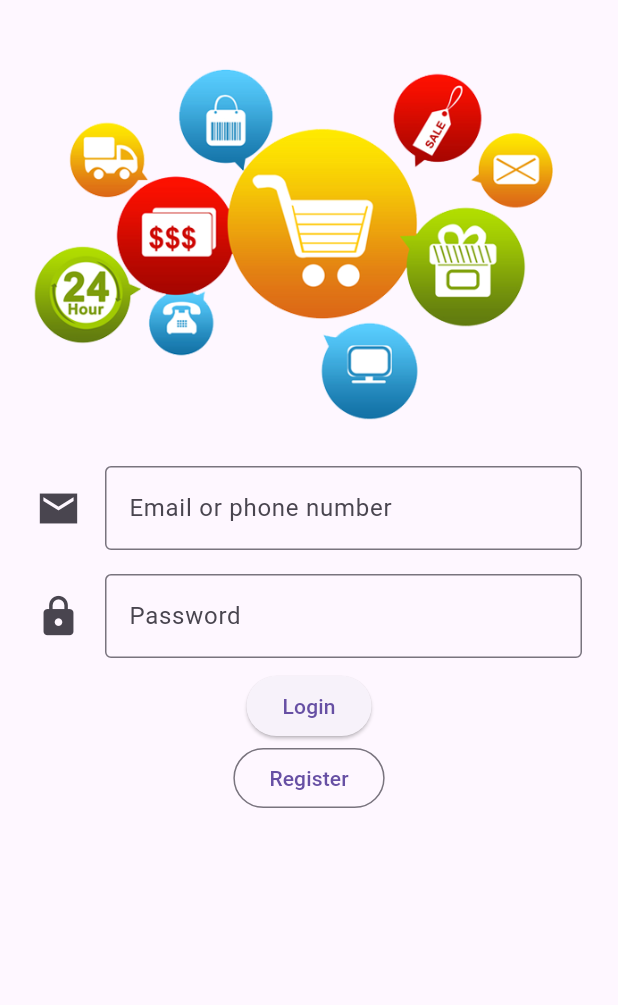
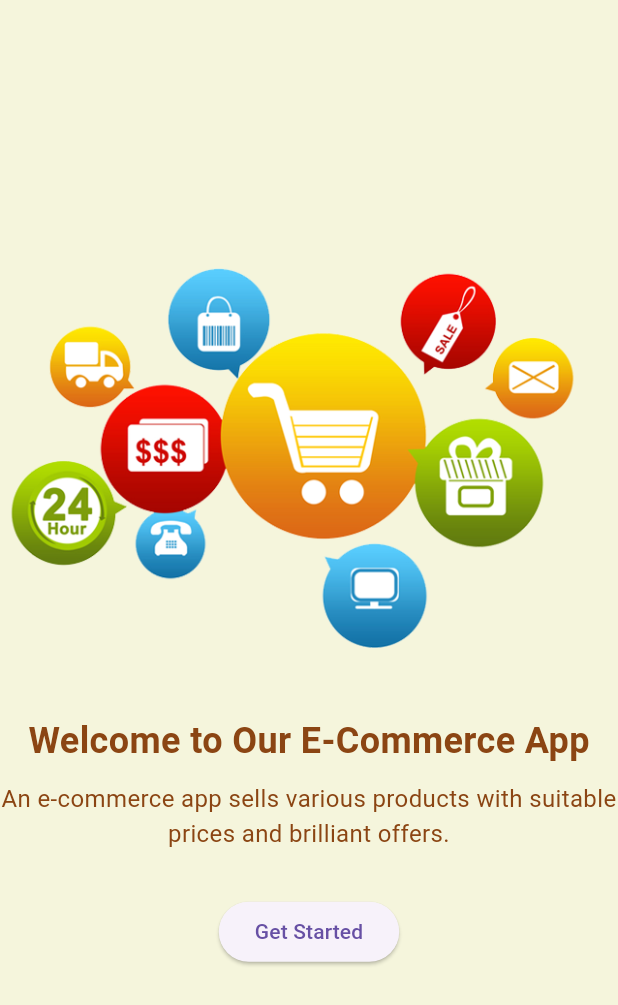
Before and after one commit to ShamsMoAhmed/Grad_Project_ITI, a Flutter app: the screen it shows after launch, on a phone screen of 412 x 824 dp. Shown: the top 1005 px of the screen. Run offline on Flutter 3.47's test engine with Material 3 defaults, Android fonts, the phone set to English and light mode, and no system bars; our stand-ins replace firebase_auth, firebase_core; missing offline and left inert: firebase_auth_web, firebase_core_web; accounts and stored records are empty.

Commit message:
Description of changes

```diff
--- /dev/null
+++ b/lib/Theme.dart
@@ -0,0 +1,23 @@
+import 'package:flutter/material.dart';
+
+final Color beige = Color(0xFFF5F5DC);
+final Color brown = Color(0xFF8B4513);
+
+final ThemeData theme = ThemeData(
+  primarySwatch: Colors.brown,
+  hintColor: beige,
+  scaffoldBackgroundColor: beige,
+  textTheme: TextTheme(
+    bodyLarge: TextStyle(color: brown), // Replaces bodyText1
+    bodyMedium: TextStyle(color: brown), // Replaces bodyText2
+  ),
+  appBarTheme: AppBarTheme(
+    color: beige,
+    iconTheme: IconThemeData(color: brown),
+    titleTextStyle: TextStyle(
+      color: brown,
+      fontSize: 20,
+      fontWeight: FontWeight.bold,
+    ), // Replaces headline6 with titleTextStyle
+  ),
+);
--- /dev/null
+++ b/lib/WelcomePage.dart
@@ -0,0 +1,39 @@
+import 'package:flutter/material.dart';
+import 'theme.dart';
+
+
+class WelcomePage extends StatelessWidget {
+  @override
+  Widget build(BuildContext context) {
+    return Scaffold(
+      body: Center(
+        child: Column(
+          mainAxisAlignment: MainAxisAlignment.center,
+          children: [
+        Image.asset(
+              "assets/images/login_logo.png",
+            ),
+            SizedBox(height: 20),
+            Text(
+              'Welcome to Our E-Commerce App',
+              style: TextStyle(fontSize: 24, fontWeight: FontWeight.bold, color: brown),
+            ),
+            SizedBox(height: 10),
+            Text(
+              'An e-commerce app sells various products with suitable prices and brilliant offers.',
+              textAlign: TextAlign.center,
+              style: TextStyle(fontSize: 16, color: brown),
+            ),
+            SizedBox(height: 30),
+            ElevatedButton(
+              onPressed: () {
+                Navigator.pushReplacementNamed(context, '/login');
+              },
+              child: Text('Get Started'),
+            ),
+          ],
+        ),
+      ),
+    );
+  }
+}
--- a/lib/main.dart
+++ b/lib/main.dart
@@ -1,34 +1,56 @@
 // ignore_for_file: prefer_const_constructors
 
+import 'package:flutter/material.dart';
+import 'package:firebase_auth/firebase_auth.dart';
+import 'package:firebase_core/firebase_core.dart';
+import 'package:graduation_project/favorite_provider.dart';
+import 'package:graduation_project/registration_screen.dart';
+import 'package:provider/provider.dart';
+import 'package:graduation_project/WelcomePage.dart';
 import 'package:graduation_project/models/cart_provider.dart';
 import 'package:graduation_project/product_screen.dart';
-import 'package:firebase_auth/firebase_auth.dart';
-import 'package:firebase_core/firebase_core.dart';
-import 'package:flutter/material.dart';
-import 'package:provider/provider.dart';
-import 'login_screen.dart';
+import 'package:graduation_project/theme.dart';
+import 'package:graduation_project/login_screen.dart';
 
 void main() async {
   WidgetsFlutterBinding.ensureInitialized();
   await Firebase.initializeApp();
-  runApp(
-    MultiProvider(
+  runApp(MyApp());
+}
+
+class MyApp extends StatelessWidget {
+  @override
+  Widget build(BuildContext context) {
+    return MultiProvider(
       providers: [
         ChangeNotifierProvider.value(
           value: CartProvider(),
+
         ),
+         ChangeNotifierProvider(create: (_) => FavoriteProvider()),
+
       ],
       child: MaterialApp(
+        title: 'E-Commerce App',
+        theme: theme,
         home: StreamBuilder(
           stream: FirebaseAuth.instance.userChanges(),
-            builder: ((context, snapshot) {
+          builder: (context, snapshot) {
             if (snapshot.hasData) {
-                return const ProductScreen();
+              // If the user is authenticated, navigate to the product screen
+              return ProductScreen();
             } else {
-                return LoginScreen();
+              // If the user is not authenticated, navigate to the welcome page
+              return WelcomePage();
             }
-            })),
+          },
         ),
+        routes: {
+          '/login': (context) => LoginScreen(),
+          '/register': (context) => RegistrationScreen(),
+          '/product': (context) => ProductScreen(),
+        },
       ),
     );
   }
+}
--- a/lib/product_details.dart
+++ b/lib/product_details.dart
@@ -4,6 +4,7 @@ import 'package:graduation_project/models/cart_provider.dart';
 import 'package:flutter/material.dart';
 import 'package:provider/provider.dart';
 
+import 'Theme.dart';
 import 'models/product_model.dart';
 import 'services/product_service.dart';
 
@@ -57,7 +58,10 @@ class _ProductDetailsState extends State<ProductDetails> {
           if (isLoading == true)
             Row(
               children: const [
-                CircularProgressIndicator(),
+                CircularProgressIndicator(
+                    strokeWidth: 6,
+
+),
               ],
             ),
           if (details != null)
```
Also changed, not shown: lib/cart_screen.dart (+10 -2 lines), lib/favorite_provider.dart (added, +30 -0 lines), lib/favorite_screen.dart (added, +60 -0 lines), lib/login_screen.dart (+19 -4 lines), lib/product_screen.dart (+85 -76 lines), lib/registration_info.dart (+10 -6 lines), lib/registration_screen.dart (+44 -4 lines). Lines whose indentation alone changed are shown as unchanged.
